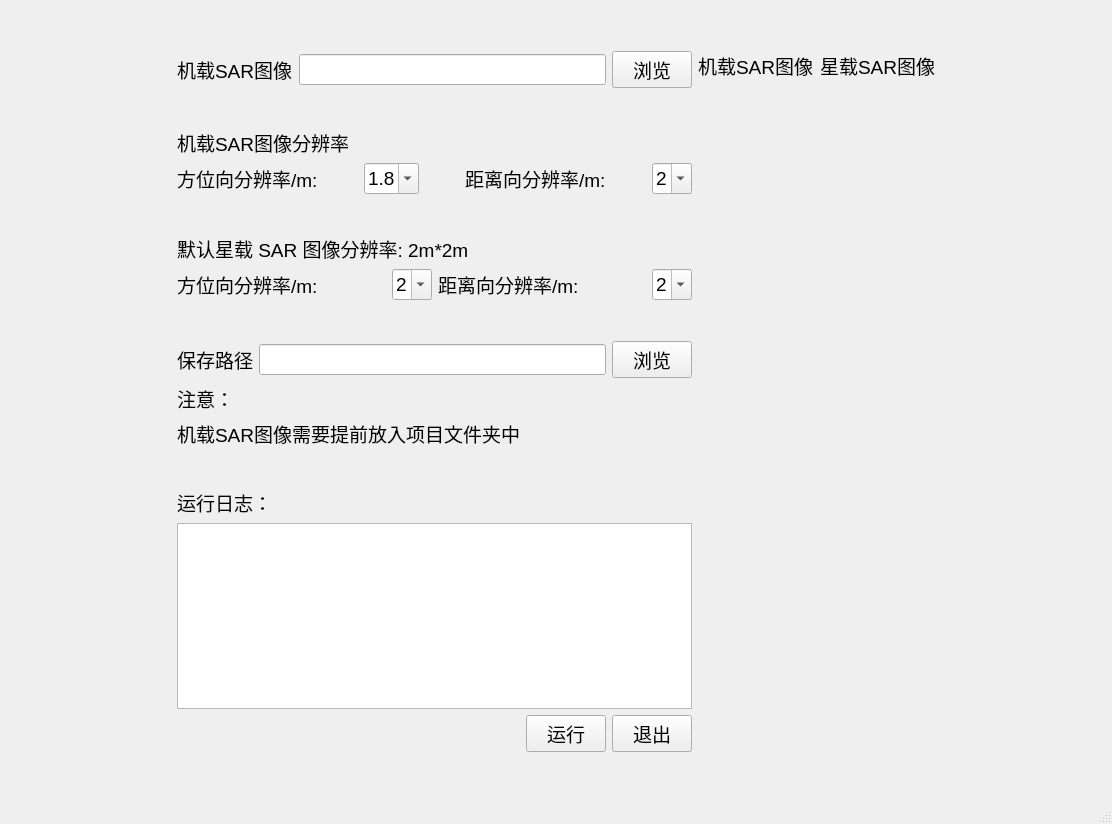
First picture: the form in v1/sardeduction.ui, repository chongkuiqi/FTRP_app, before the edit.
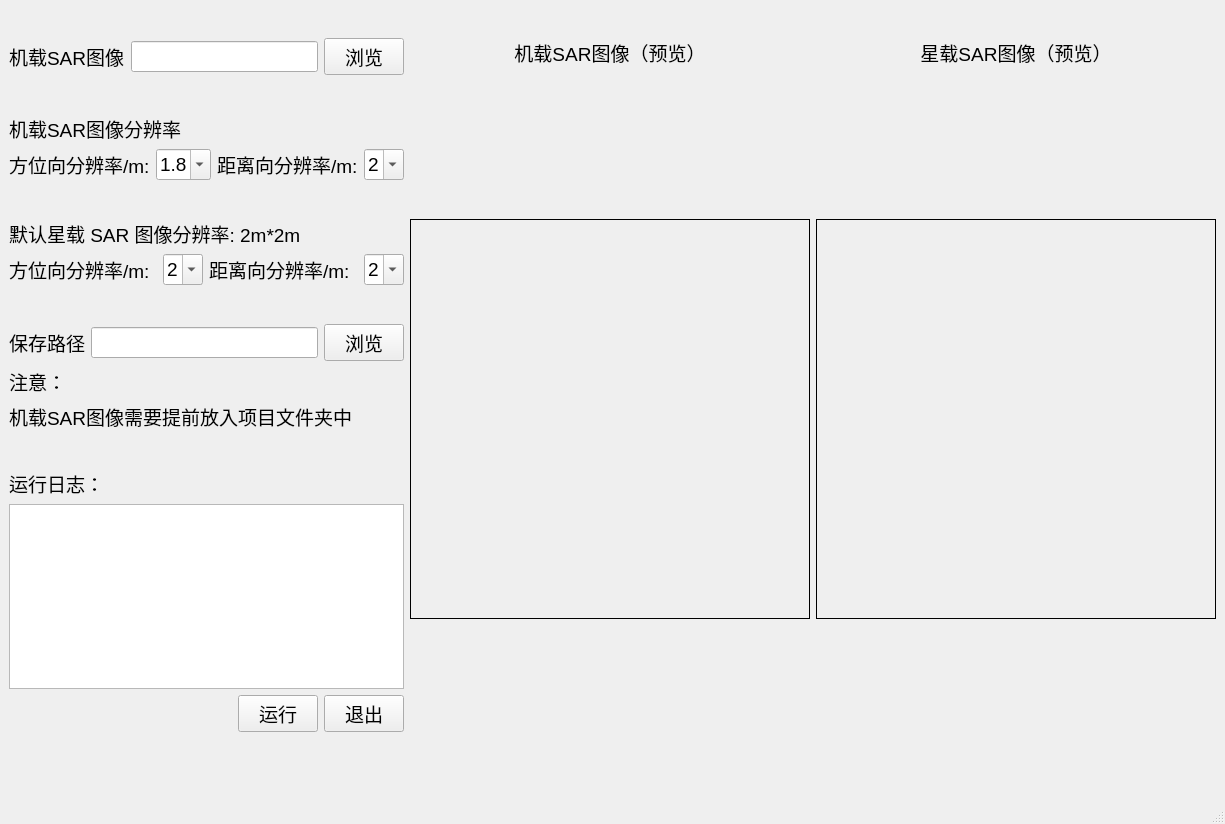
Second picture: the form after the edit.

Patch:
```diff
--- a/v1/sardeduction.ui
+++ b/v1/sardeduction.ui
@@ -421,6 +421,19 @@
           </item>
          </layout>
         </item>
+        <item>
+         <spacer name="verticalSpacer_11">
+          <property name="orientation">
+           <enum>Qt::Vertical</enum>
+          </property>
+          <property name="sizeHint" stdset="0">
+           <size>
+            <width>20</width>
+            <height>40</height>
+           </size>
+          </property>
+         </spacer>
+        </item>
        </layout>
       </item>
       <item>
@@ -428,12 +441,43 @@
         <item>
          <widget class="QLabel" name="label_9">
           <property name="text">
-           <string>机载SAR图像</string>
+           <string>机载SAR图像（预览）</string>
+          </property>
+          <property name="alignment">
+           <set>Qt::AlignCenter</set>
           </property>
          </widget>
         </item>
+        <item>
+         <spacer name="verticalSpacer_9">
+          <property name="orientation">
+           <enum>Qt::Vertical</enum>
+          </property>
+          <property name="sizeHint" stdset="0">
+           <size>
+            <width>20</width>
+            <height>40</height>
+           </size>
+          </property>
+         </spacer>
+        </item>
         <item>
          <widget class="QLabel" name="src_image">
+          <property name="minimumSize">
+           <size>
+            <width>400</width>
+            <height>400</height>
+           </size>
+          </property>
+          <property name="maximumSize">
+           <size>
+            <width>400</width>
+            <height>400</height>
+           </size>
+          </property>
+          <property name="frameShape">
+           <enum>QFrame::Box</enum>
+          </property>
           <property name="text">
            <string/>
           </property>
@@ -462,12 +506,43 @@
         <item>
          <widget class="QLabel" name="label_11">
           <property name="text">
-           <string>星载SAR图像</string>
+           <string>星载SAR图像（预览）</string>
+          </property>
+          <property name="alignment">
+           <set>Qt::AlignCenter</set>
           </property>
          </widget>
         </item>
+        <item>
+         <spacer name="verticalSpacer_10">
+          <property name="orientation">
+           <enum>Qt::Vertical</enum>
+          </property>
+          <property name="sizeHint" stdset="0">
+           <size>
+            <width>20</width>
+            <height>40</height>
+           </size>
+          </property>
+         </spacer>
+        </item>
         <item>
          <widget class="QLabel" name="output_img">
+          <property name="minimumSize">
+           <size>
+            <width>400</width>
+            <height>400</height>
+           </size>
+          </property>
+          <property name="maximumSize">
+           <size>
+            <width>400</width>
+            <height>400</height>
+           </size>
+          </property>
+          <property name="frameShape">
+           <enum>QFrame::Box</enum>
+          </property>
           <property name="text">
            <string/>
           </property>
```
